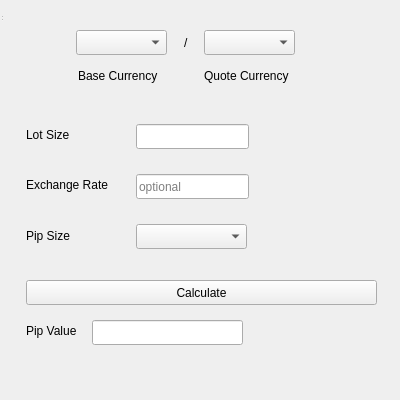
Old version of the form src/pipcalculator.ui in the repository yousefvand/Forex-Calculator.
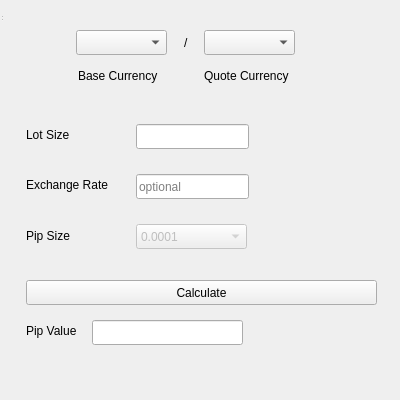
New version of the form.

Diff of the .ui file:
```diff
--- a/src/pipcalculator.ui
+++ b/src/pipcalculator.ui
@@ -167,7 +167,10 @@
     <string>Exchange Rate</string>
    </property>
   </widget>
-  <widget class="QComboBox" name="comboBox">
+  <widget class="QComboBox" name="pipSizeCombo">
+   <property name="enabled">
+    <bool>false</bool>
+   </property>
    <property name="geometry">
     <rect>
      <x>136</x>
@@ -177,8 +180,18 @@
     </rect>
    </property>
    <property name="currentText">
-    <string/>
+    <string>0.0001</string>
    </property>
+   <item>
+    <property name="text">
+     <string>0.0001</string>
+    </property>
+   </item>
+   <item>
+    <property name="text">
+     <string>0.01</string>
+    </property>
+   </item>
   </widget>
   <widget class="QPushButton" name="calculateButton">
    <property name="geometry">
```
